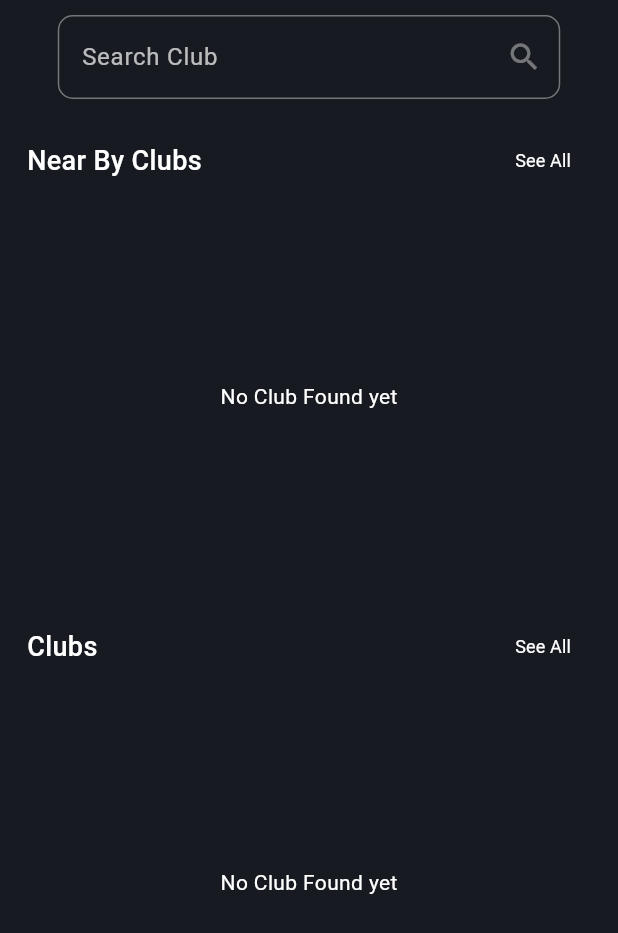
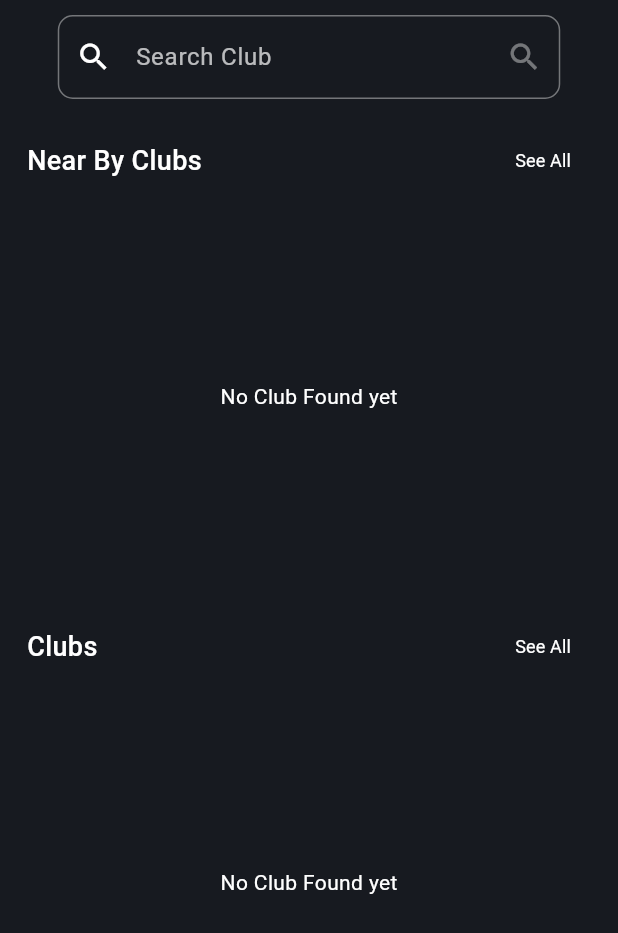
Before and after one commit to fwdAndroid/partymania_users, a Flutter app: the Clubs screen opened directly, on a phone screen of 412 x 824 dp. Shown: the top 933 px of the screen. Run offline on Flutter 3.47's test engine with Material 2 defaults, Android fonts, the phone set to English and light mode, and no system bars; our stand-ins replace carousel_slider, cloud_firestore, firebase_auth, firebase_core, flutter_rating_bar, flutter_svg; accounts and stored records are empty.

Commit message:
Club Search Done

```diff
--- a/lib/screens/clubtab/clubs.dart
+++ b/lib/screens/clubtab/clubs.dart
@@ -1,3 +1,4 @@
+import 'package:cloud_firestore/cloud_firestore.dart';
 import 'package:flutter/material.dart';
 import 'package:partymania_users/screens/clubtab/seeAll.dart';
 import 'package:partymania_users/screens/clubtab/widgets/club_grid_widget.dart';
@@ -14,11 +15,60 @@ class Clubs extends StatefulWidget {
 
 class _ClubsState extends State<Clubs> {
   TextEditingController controller = TextEditingController();
+  bool isShowUser = false;
+
   @override
   Widget build(BuildContext context) {
     return Scaffold(
         backgroundColor: backgroundColor,
-      body: SingleChildScrollView(
+        body: SizedBox(
+          width: MediaQuery.of(context).size.width,
+          height: 670,
+          child: isShowUser
+              ? StreamBuilder<QuerySnapshot>(
+                  stream: FirebaseFirestore.instance
+                      .collection("clubs")
+                      .where("clubName",
+                          isGreaterThanOrEqualTo: controller.text)
+                      .snapshots(),
+                  builder: (BuildContext context,
+                      AsyncSnapshot<QuerySnapshot> snapshot) {
+                    if (snapshot.hasError) {
+                      return Text('Error: ${snapshot.error}');
+                    }
+
+                    if (snapshot.connectionState == ConnectionState.waiting) {
+                      return Text('Loading...');
+                    }
+
+                    List<DocumentSnapshot> documents = snapshot.data!.docs;
+                    return SizedBox(
+                      height: 200,
+                      child: ListView.builder(
+                        itemCount: documents.length,
+                        itemBuilder: (BuildContext context, int index) {
+                          return ListTile(
+                            onTap: () {
+                              // var data = snapshot.data!.docs[index];
+
+                              // Navigator.of(context).push(MaterialPageRoute(
+                              //     builder: (context) => BusinessView(
+                              //           data: data,
+                              //         )));
+                            },
+                            title: Text(
+                              documents[index]['clubName'],
+                              style: TextStyle(color: textColor),
+                            ),
+                            subtitle: Text(documents[index]['clubLocation'],
+                                style: TextStyle(color: textColor)),
+                          );
+                        },
+                      ),
+                    );
+                  },
+                )
+              : SingleChildScrollView(
                   child: Column(
                     crossAxisAlignment: CrossAxisAlignment.center,
                     children: [
@@ -26,6 +76,22 @@ class _ClubsState extends State<Clubs> {
                         height: 10,
                       ),
                       TextFormInputField(
+                        onFieldSubmited: (s) {
+                          setState(() {
+                            isShowUser = true;
+                          });
+                        },
+                        preIcon: InkWell(
+                          onTap: () {
+                            setState(() {
+                              isShowUser = true;
+                            });
+                          },
+                          child: Icon(
+                            Icons.search,
+                            color: textColor,
+                          ),
+                        ),
                         controller: controller,
                         hintText: "Search Club",
                         textInputType: TextInputType.text,
@@ -114,6 +180,6 @@ class _ClubsState extends State<Clubs> {
                     ],
                   ),
                 ),
-    );
+        ));
   }
 }
--- a/lib/screens/dashboardpages/home_page.dart
+++ b/lib/screens/dashboardpages/home_page.dart
@@ -117,7 +117,7 @@ class _HomePageState extends State<HomePage> {
                         itemBuilder: (BuildContext context, int index) {
                           return ListTile(
                             onTap: () {
-                              var data = snapshot.data!.docs[index];
+                              // var data = snapshot.data!.docs[index];
 
                               // Navigator.of(context).push(MaterialPageRoute(
                               //     builder: (context) => BusinessView(
```
Lines whose indentation alone changed are shown as unchanged.
